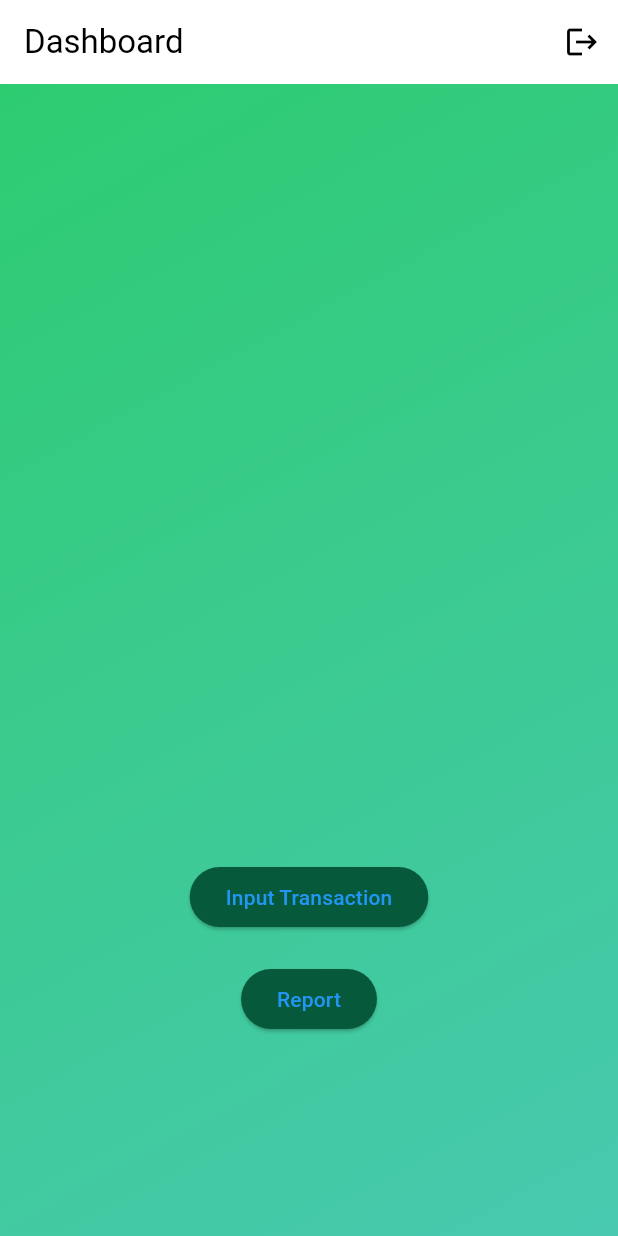
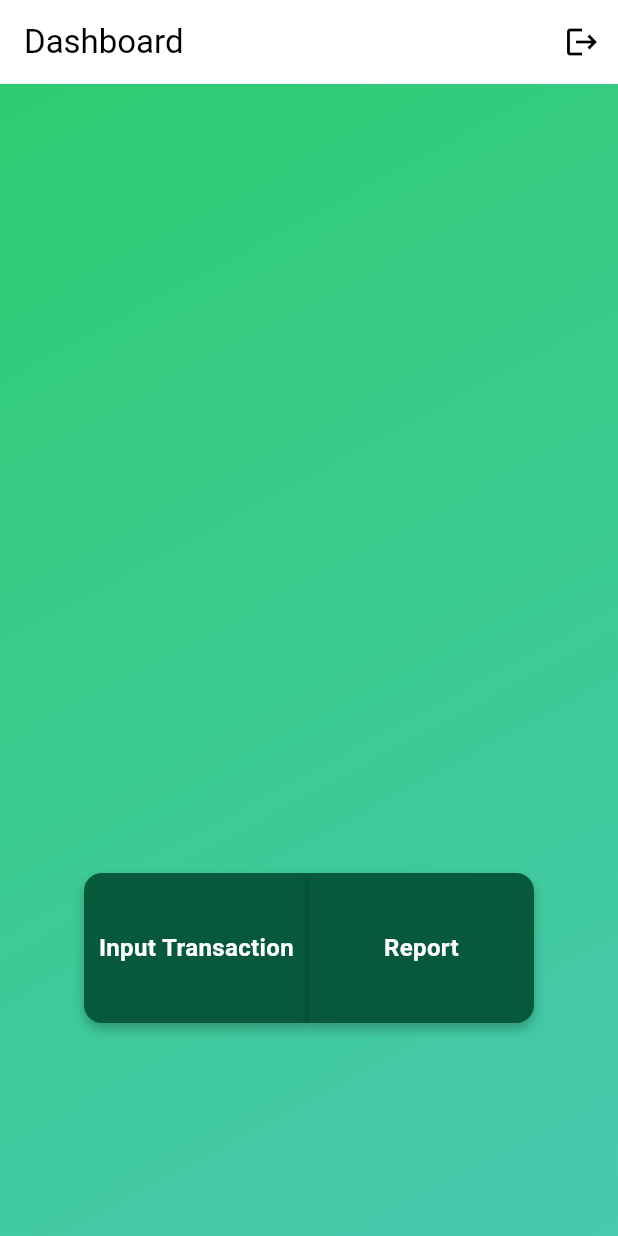
Before and after one commit to AkinniyiS/FinTrak, a Flutter app: the DashboardScreen screen opened directly with empty values, on a phone screen of 412 x 824 dp. Run offline on Flutter 3.47's test engine with Material 3 defaults, Android fonts, the light colour scheme and no system bars; our stand-ins replace firebase_auth, firebase_core; accounts and stored records are empty; network calls fail.

Commit message:
updated buttons

```diff
--- a/lib/dashboard_screen.dart
+++ b/lib/dashboard_screen.dart
@@ -44,6 +44,7 @@ Future<void> fetchBalance() async {
       print('Error: $e');
     }
   }
+
   // Logout the user using FirebaseAuth
   Future<void> logout(BuildContext context) async {
     await FirebaseAuth.instance.signOut(); // Sign out using FirebaseAuth
@@ -52,7 +53,6 @@ Future<void> fetchBalance() async {
       MaterialPageRoute(builder: (context) => LoginScreen()),
     );
   }
-
 
   @override
   Widget build(BuildContext context) {
@@ -76,7 +76,7 @@ Future<void> fetchBalance() async {
                 opacity: showBalance ? 1.0 : 0.0,
                 duration: Duration(seconds: 2),
                 child: Text(
-                  '\$${balance.toStringAsFixed(2)}',
+                  'Balance: \$${balance.toStringAsFixed(2)}',
                   style: TextStyle(fontSize: 36, fontWeight: FontWeight.bold),
                 ),
               ),
@@ -84,26 +84,82 @@ Future<void> fetchBalance() async {
           ),
           Expanded(
             flex: 5,
-            child: Column(
+            child: Row(
               mainAxisAlignment: MainAxisAlignment.center,
               children: [
-                ElevatedButton(
-                  style: ElevatedButton.styleFrom(backgroundColor: const Color.fromARGB(255, 7, 89, 59)),
-                  onPressed: () {
+
+                GestureDetector(
+                  onTap: () {
                     Navigator.push(
                       context,
                       MaterialPageRoute(builder: (context) => InputTransactionScreen()),
                     );
                   },
-                  child: Text('Input Transaction'),
+                  child: Container(
+                    width: 150,
+                    height: 100,
+                    decoration: BoxDecoration(
+                      color: Color.fromARGB(255, 7, 89, 59), // Background color
+                      borderRadius: BorderRadius.only(
+                        topLeft: Radius.circular(12),
+                        bottomLeft: Radius.circular(12),
                       ),
-                SizedBox(height: 20),
-                ElevatedButton(
-                  style: ElevatedButton.styleFrom(backgroundColor: const Color.fromARGB(255, 7, 89, 59)),
-                  onPressed: () {
-                   //empty for now
+                      boxShadow: [
+                        BoxShadow(
+                          color: Colors.black26,
+                          blurRadius: 6,
+                          offset: Offset(0, 4),
+                        ),
+                      ],
+                    ),
+                    child: Center(
+                      child: Text(
+                        'Input Transaction',
+                        textAlign: TextAlign.center,
+                        style: TextStyle(
+                          color: Colors.white,
+                          fontSize: 16,
+                          fontWeight: FontWeight.bold,
+                        ),
+                      ),
+                    ),
+                  ),
+                ),
+                SizedBox(width: 0),
+
+                GestureDetector(
+                  onTap: () {
+                    // empty for now
                   },
-                  child: Text('Report'),
+                  child: Container(
+                    width: 150,
+                    height: 100,
+                    decoration: BoxDecoration(
+                      color: Color.fromARGB(255, 7, 89, 59), // Background color
+                      borderRadius: BorderRadius.only(
+                        topRight: Radius.circular(12),
+                        bottomRight: Radius.circular(12),
+                      ),
+                      boxShadow: [
+                        BoxShadow(
+                          color: Colors.black26,
+                          blurRadius: 6,
+                          offset: Offset(0, 4),
+                        ),
+                      ],
+                    ),
+                    child: Center(
+                      child: Text(
+                        'Report',
+                        textAlign: TextAlign.center,
+                        style: TextStyle(
+                          color: Colors.white,
+                          fontSize: 16,
+                          fontWeight: FontWeight.bold,
+                        ),
+                      ),
+                    ),
+                  ),
                 ),
               ],
             ),
--- a/lib/input_transaction_screen.dart
+++ b/lib/input_transaction_screen.dart
@@ -19,7 +19,7 @@ class _InputTransactionScreenState extends State<InputTransactionScreen> {
     final response = await http.post(
       url,
       headers: {"Content-Type": "application/json"},
-      body: jsonEncode({"amount": amountController.text}),
+      body: jsonEncode({"amount": amountController.text, }),
     );
 
     if (response.statusCode == 201) {
```
Also changed, not shown: 5 other files. Lines whose indentation alone changed are shown as unchanged.
